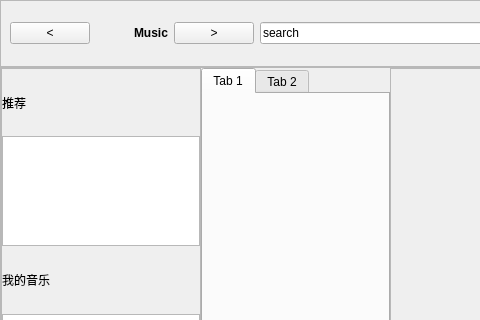
The window that mainwindow.ui (malik1988/MusicPlayer) describes before a commit, drawn with Qt 5; both pictures show x 0 to 480 and y 0 to 320 of the 1022 by 670 pixel window.
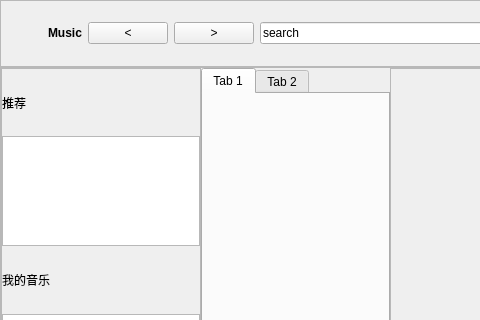
The same window after the commit.

```diff
--- a/mainwindow.ui
+++ b/mainwindow.ui
@@ -49,16 +49,6 @@
         <enum>QFrame::Raised</enum>
        </property>
        <layout class="QHBoxLayout" name="horizontalLayout_3">
-        <item>
-         <widget class="QPushButton" name="prev_Button">
-          <property name="toolTip">
-           <string>返回</string>
-          </property>
-          <property name="text">
-           <string>&lt;</string>
-          </property>
-         </widget>
-        </item>
         <item>
          <widget class="QLabel" name="logoLabel">
           <property name="minimumSize">
@@ -88,6 +78,16 @@
           </property>
          </widget>
         </item>
+        <item>
+         <widget class="QPushButton" name="prev_Button">
+          <property name="toolTip">
+           <string>返回</string>
+          </property>
+          <property name="text">
+           <string>&lt;</string>
+          </property>
+         </widget>
+        </item>
         <item>
          <widget class="QPushButton" name="next_Button">
           <property name="toolTip">
```
